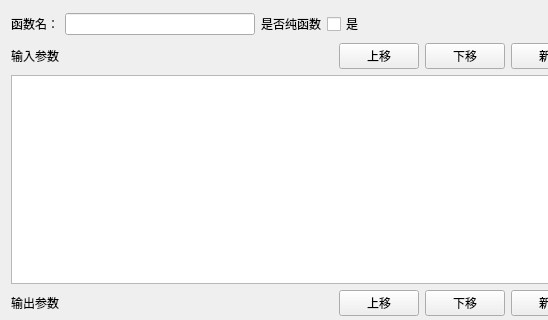
Old version of the form editor/script/JZNodeFuctionEditDialog.ui in the repository xiongqiumin/JZNodeEditor; both pictures show x 0 to 548 and y 0 to 320 of the 688 by 573 pixel window.
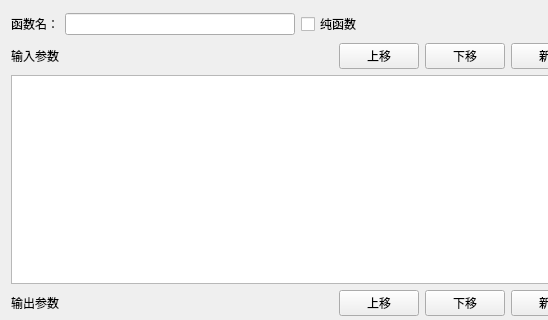
New version of the form.

Diff of the .ui file:
```diff
--- a/editor/script/JZNodeFuctionEditDialog.ui
+++ b/editor/script/JZNodeFuctionEditDialog.ui
@@ -54,17 +54,10 @@
          <item>
           <widget class="QLineEdit" name="lineName"/>
          </item>
-         <item>
-          <widget class="QLabel" name="label_4">
-           <property name="text">
-            <string>是否纯函数</string>
-           </property>
-          </widget>
-         </item>
          <item>
           <widget class="QCheckBox" name="boxFlow">
            <property name="text">
-            <string>是</string>
+            <string>纯函数</string>
            </property>
           </widget>
          </item>
```
